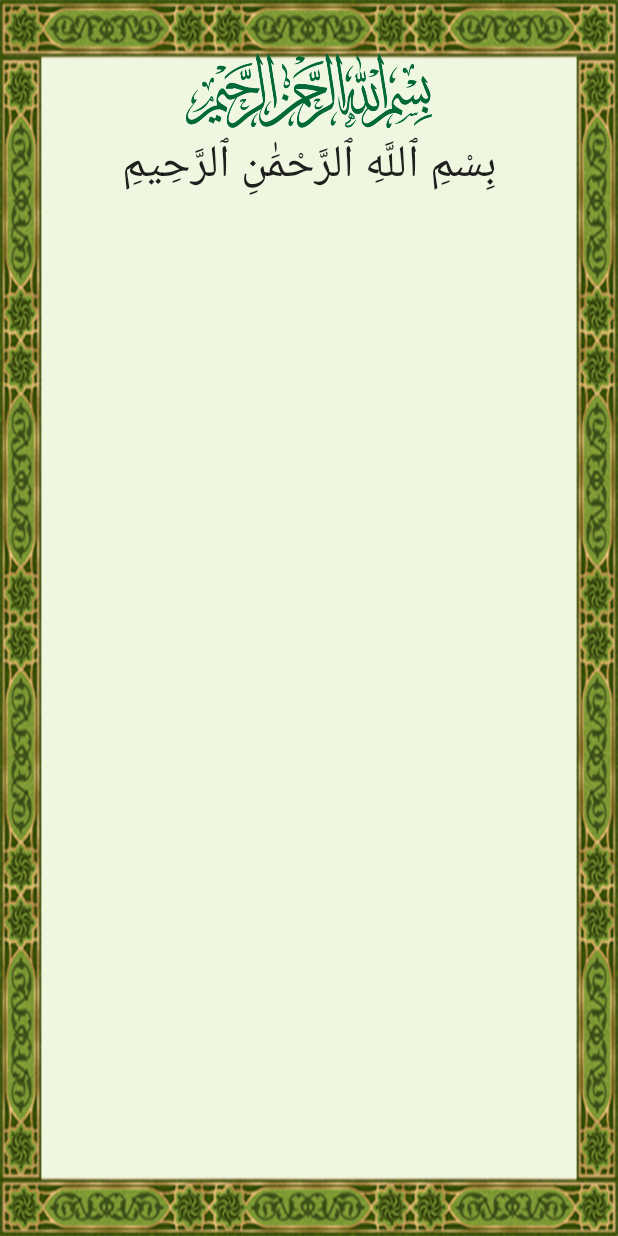
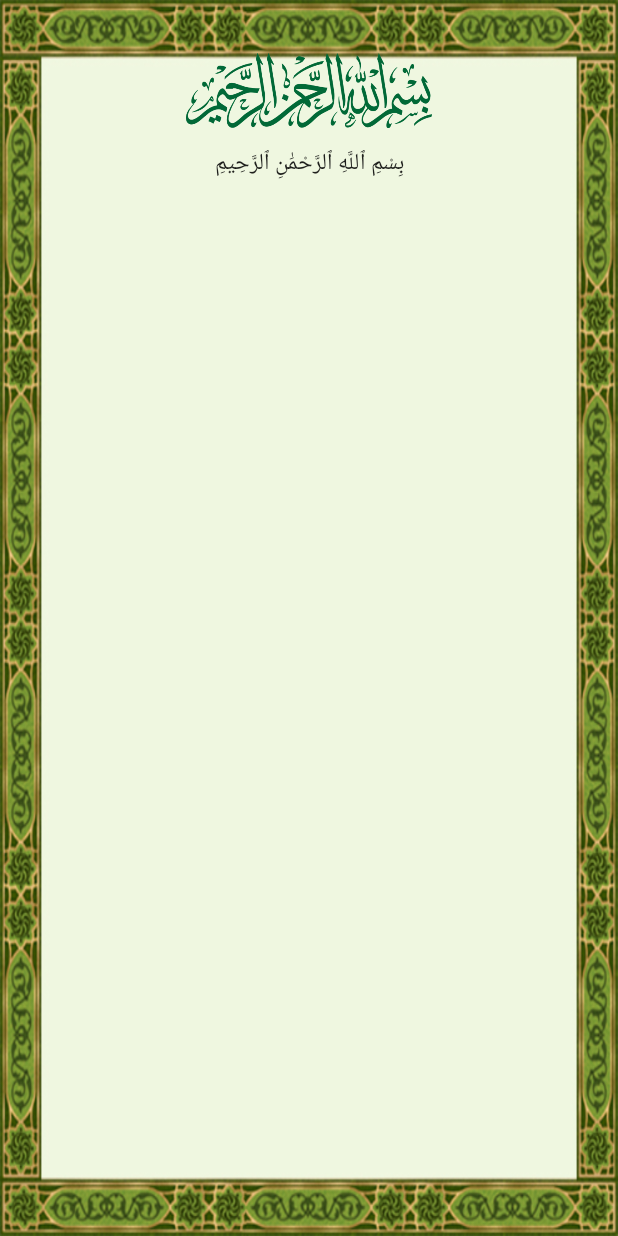
Before and after one commit to HTsmuh/HOME-WORK, an Android app: the layout activity_para_text.xml on its own in the app's theme, with its tools: preview values and no code run, on a phone screen of 412 x 824 dp. Run offline under Robolectric (Android 15) with nearby library versions, the phone set to English and light mode, and no system bars.

```diff
--- a/app/src/main/java/com/example/hp/digitalquran/ParaText.java
+++ b/app/src/main/java/com/example/hp/digitalquran/ParaText.java
@@ -40,7 +40,7 @@ public class ParaText extends AppCompatActivity {
             relativeLayout.setBackgroundDrawable(portrait);
         }
         quranText= (TextView) findViewById(R.id.quran_text);
-        tf = Typeface.createFromAsset(getAssets(), "fonts/pdms.ttf");
+        tf = Typeface.createFromAsset(getAssets(), "fonts/me_quran.ttf");
         quranText.setTypeface(tf);
 
         Intent intent = getIntent();
--- a/app/src/main/res/layout/activity_para_text.xml
+++ b/app/src/main/res/layout/activity_para_text.xml
@@ -25,7 +25,7 @@
                 android:layout_width="match_parent"
                 android:layout_height="wrap_content"
                 android:text="بِسْمِ ٱللَّهِ ٱلرَّحْمَٰنِ ٱلرَّحِيمِ"
-            android:textSize="30sp"
+                android:textSize="15sp"
                 android:textAlignment="center"
                 android:textAppearance="?android:attr/textAppearanceListItemSmall"
                 android:gravity="center_vertical"
```
Also changed, not shown: app/src/main/java/com/example/hp/digitalquran/Database/DbBackend.java (+10 -1 lines). Lines whose indentation alone changed are shown as unchanged.
